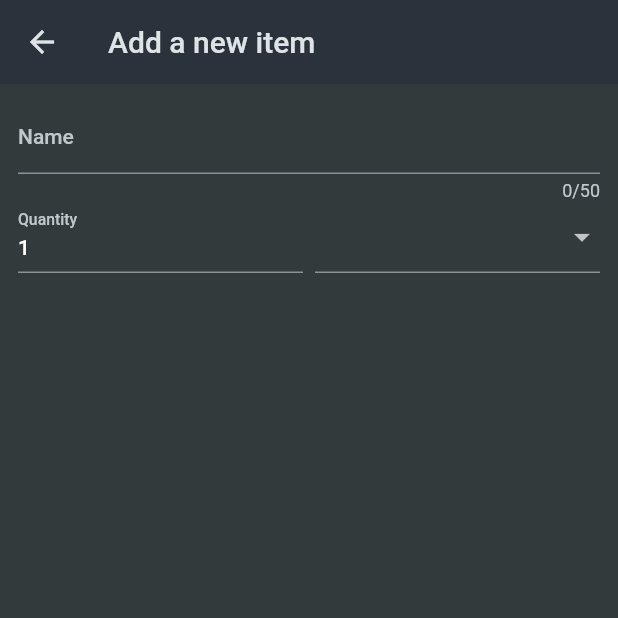
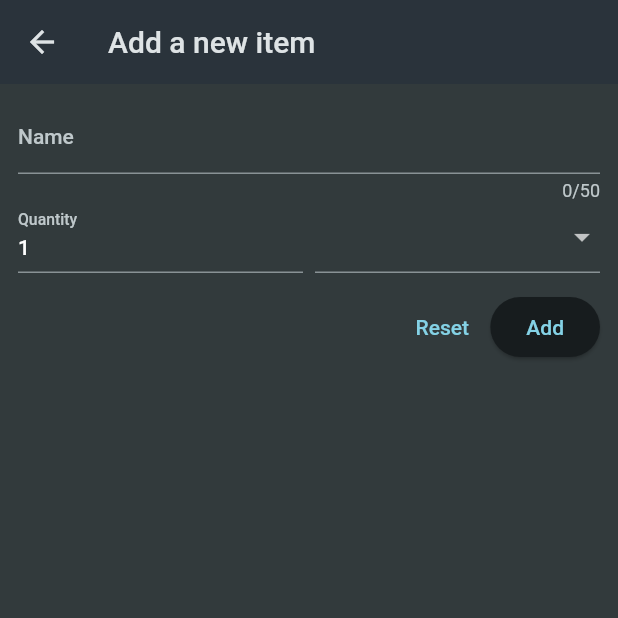
Before and after one commit to ElbertNatan/Flutter-shopCart-app, a Flutter app: the NewItem screen opened directly, on a phone screen of 412 x 824 dp, the top half of it. Run offline on Flutter 3.47's test engine with Material 2 defaults, Android fonts, the phone set to English and light mode, and no system bars.

Commit message:
- adicionando botoes do botao

```diff
--- a/flutter_shopcart_app/lib/widgets/new_item.dart
+++ b/flutter_shopcart_app/lib/widgets/new_item.dart
@@ -67,6 +67,19 @@ class _NewItemState extends State<NewItem> {
                   ),
                 ],
               ),
+              const SizedBox(
+                height: 12,
+              ),
+              Row(
+                mainAxisAlignment: MainAxisAlignment.end,
+                children: [
+                  TextButton(
+                    onPressed: () {},
+                    child: const Text('Reset'),
+                  ),
+                  ElevatedButton(onPressed: () {}, child: const Text('Add'))
+                ],
+              )
             ],
           ),
         ),
```
